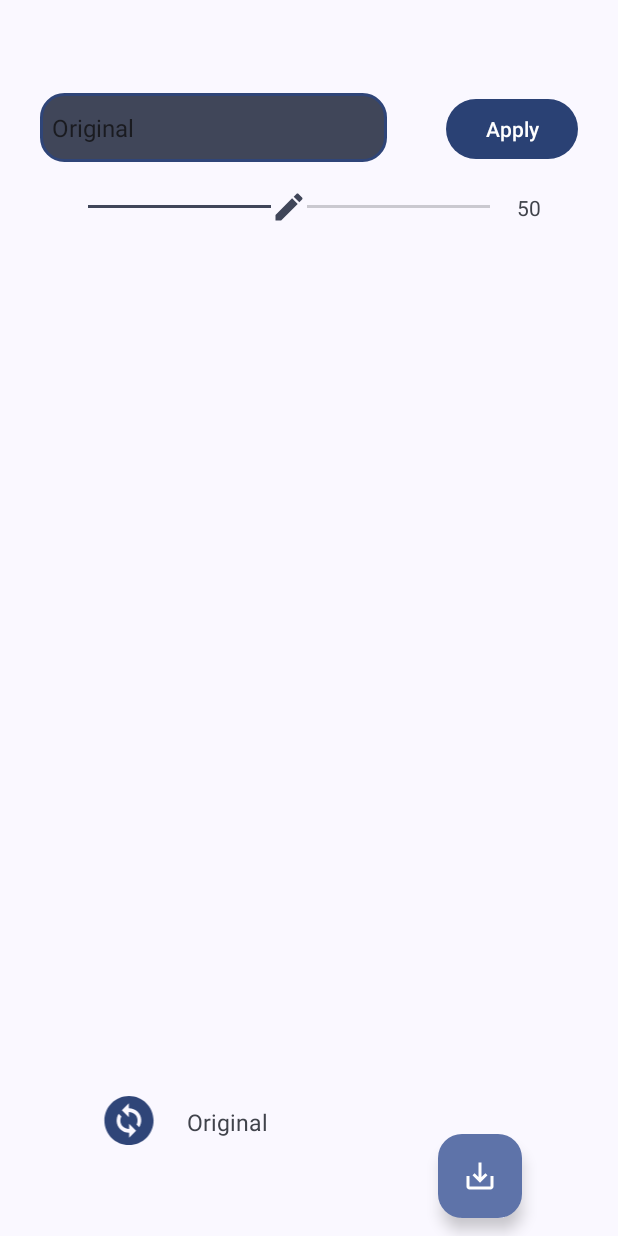
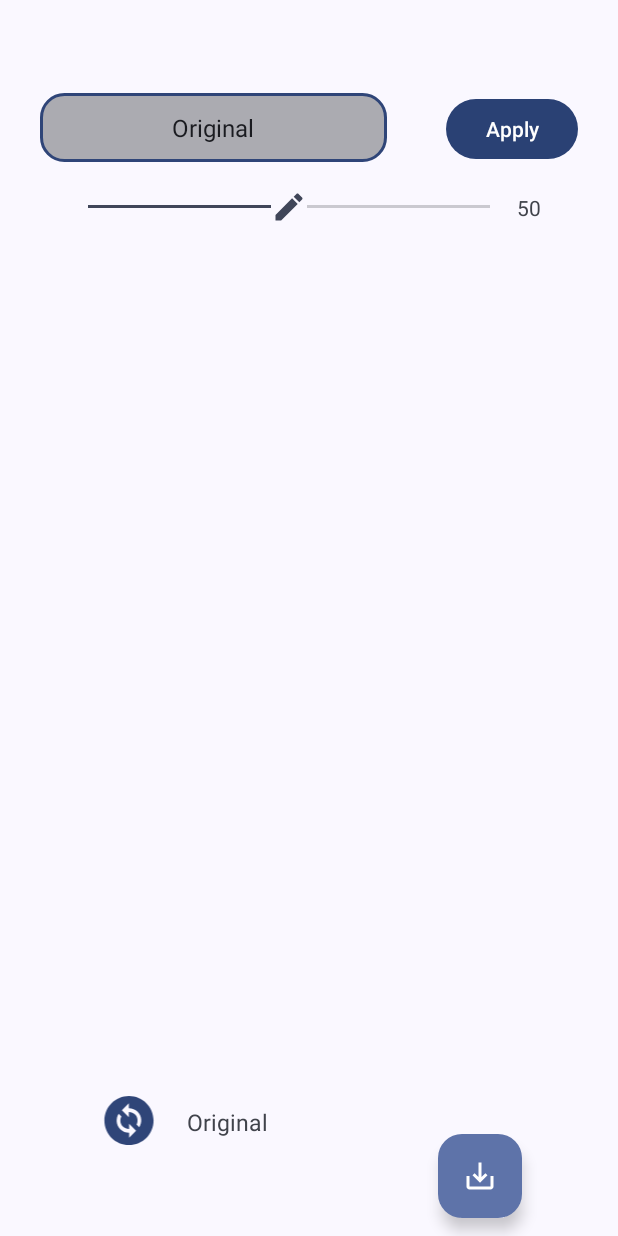
Before and after one commit to RohanSaha26/MyCamera, an Android app: the ImageEdit screen opened directly, with no data from a screen before it, on a phone screen of 412 x 824 dp. Run offline under Robolectric (Android 15) with nearby library versions, the phone set to English and light mode, and no system bars; libraries missing offline, so code that uses them is left out: org.opencv.android, org.opencv.core, org.opencv.imgproc; 6 statements that could not run were skipped.

Commit message:
Ui changes 1

```diff
--- a/app/src/main/res/drawable/bg_rounded.xml
+++ b/app/src/main/res/drawable/bg_rounded.xml
@@ -3,7 +3,7 @@
         android:width="2dp"
         android:color="@color/materialColor1" />
 
-    <solid android:color="@color/materialColor2" />
+    <solid android:color="@color/materialColor4" />
 
     <corners
         android:radius="15dp"
--- a/app/src/main/res/layout/activity_image_edit_new.xml
+++ b/app/src/main/res/layout/activity_image_edit_new.xml
@@ -51,6 +51,7 @@
         android:layout_width="231dp"
         android:layout_height="46dp"
         android:layout_marginLeft="10dp"
+        android:textAlignment="center"
         android:background="@drawable/bg_rounded"
         app:layout_constraintBottom_toTopOf="@+id/img1"
         app:layout_constraintEnd_toStartOf="@+id/applyAlgo"
--- a/app/src/main/res/layout/activity_image_process_new.xml
+++ b/app/src/main/res/layout/activity_image_process_new.xml
@@ -97,7 +97,7 @@
         android:padding="5dp"
         android:text="Path"
         android:textAlignment="center"
-        android:textColor="@color/white"
+        android:textColor="@color/materialColor1"
         android:textSize="16dp"
         android:textStyle="bold"
         app:layout_constraintBottom_toTopOf="@+id/saveImg"
--- a/app/src/main/res/values/colors.xml
+++ b/app/src/main/res/values/colors.xml
@@ -12,5 +12,6 @@
     <color name="materialColor1">@color/material_dynamic_primary30</color>
     <color name="materialColor2">@color/material_dynamic_secondary30</color>
     <color name="materialColor3">@color/material_dynamic_tertiary10</color>
+    <color name="materialColor4">@color/material_dynamic_neutral70</color>
 
 </resources>
```
Also changed, not shown: 4 other files.
